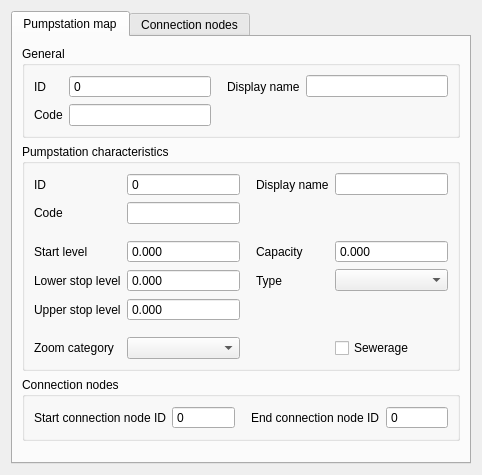
This is threedi_model_builder/forms/ui/pumpstation_map.ui in nens/threedi-schematisation-editor as Qt 5 draws it before an edit. The edited form follows.
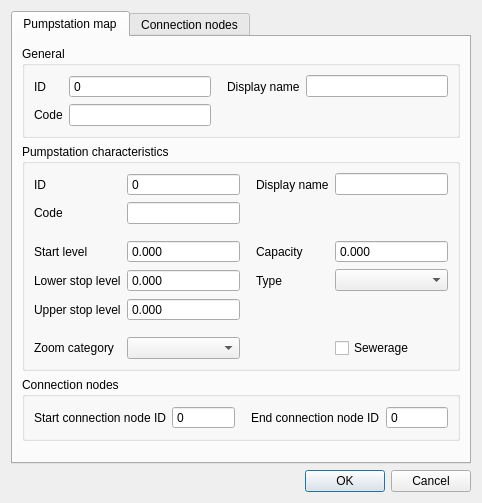
This is the edited form.

The edit to the form file:
```diff
--- a/threedi_model_builder/forms/ui/pumpstation_map.ui
+++ b/threedi_model_builder/forms/ui/pumpstation_map.ui
@@ -7,7 +7,7 @@
     <x>0</x>
     <y>0</y>
     <width>482</width>
-    <height>438</height>
+    <height>467</height>
    </rect>
   </property>
   <property name="windowTitle">
@@ -999,6 +999,13 @@
      </widget>
     </widget>
    </item>
+   <item row="1" column="0">
+    <widget class="QDialogButtonBox" name="buttonBox">
+     <property name="standardButtons">
+      <set>QDialogButtonBox::Cancel|QDialogButtonBox::Ok</set>
+     </property>
+    </widget>
+   </item>
   </layout>
  </widget>
  <tabstops>
```
